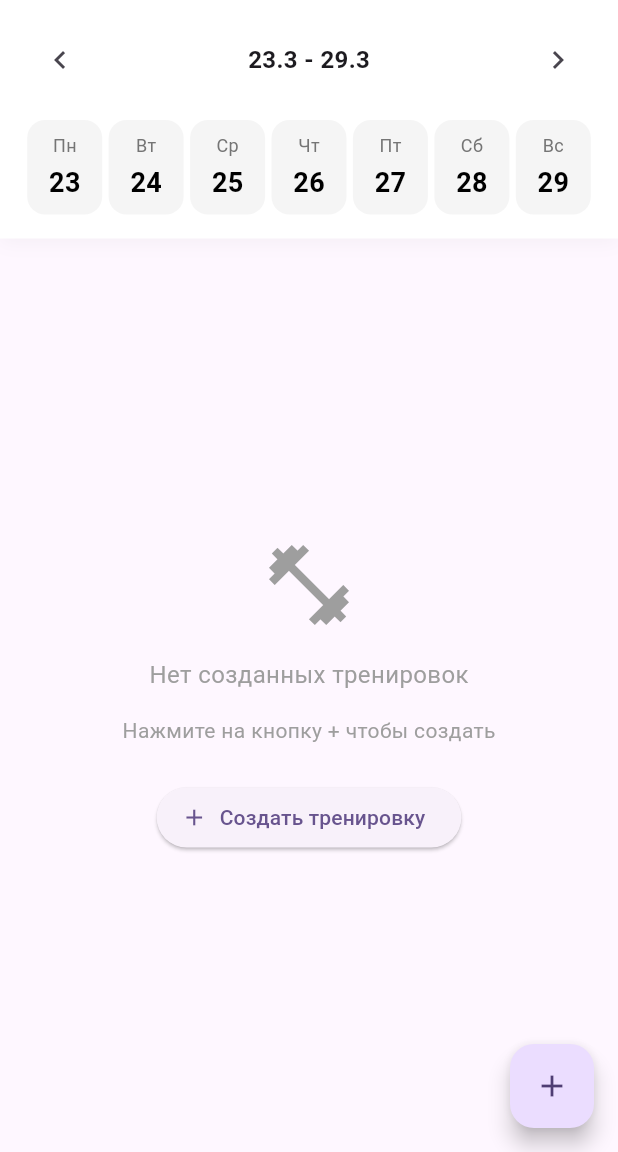
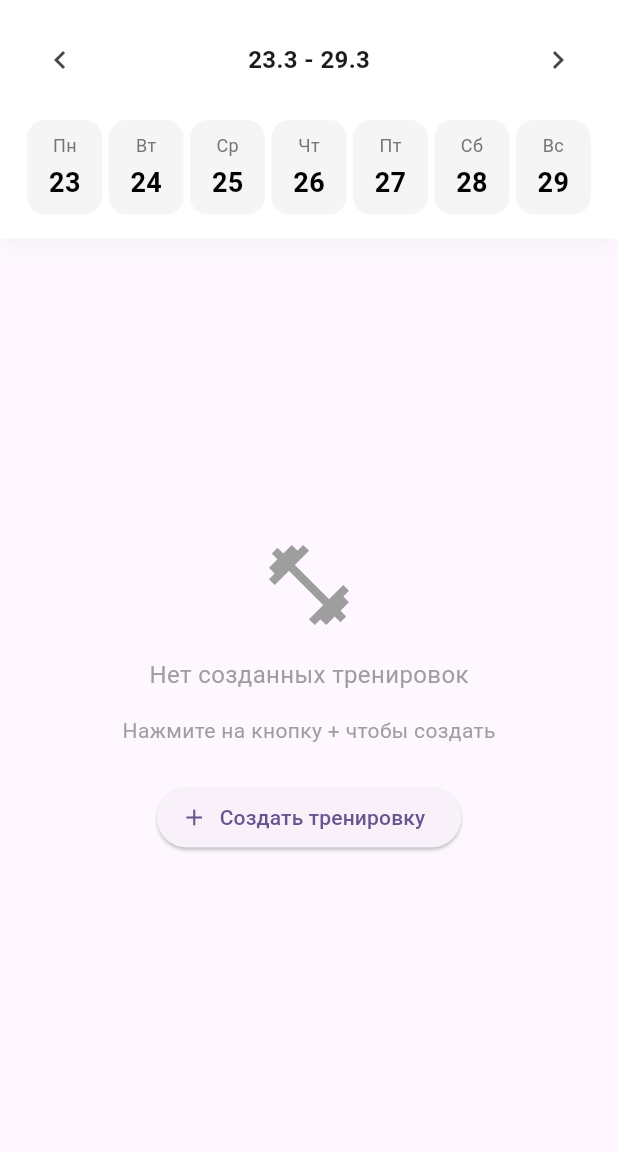
Before and after one commit to gatterD/bodytrack, a Flutter app: the screen it shows after launch, on a phone screen of 412 x 824 dp, the part 84-1236 px from its top. Run offline on Flutter 3.47's test engine with Material 3 defaults, Android fonts, the phone set to English and light mode, and no system bars; our stand-ins replace bloc, equatable, flutter_bloc, shared_preferences.

Commit message:
Теперь на главном экране отображается только одна кнопка добавления:     -По центру отображается кнопка только тогда, когда тренировок ещё нет.     -Кнопка снизу начинает отображаться тольк опосле появления хотя бы одной кнопки, кнопка по центру соотвественно перестает отображаться.

```diff
--- a/lib/app/BodyTrack.dart
+++ b/lib/app/BodyTrack.dart
@@ -42,14 +42,22 @@ class _BodyTrackState extends State<BodyTrack> {
           ),
         ],
       ),
-      floatingActionButton: FloatingActionButton(
-        onPressed: () async {
-          final result = await Navigator.of(context).pushNamed('/new_track');
-          if (result == true) {
-            _loadData();
+      floatingActionButton: BlocBuilder<WorkoutsBloc, WorkoutsState>(
+        builder: (context, state) {
+          if (state is WorkoutsLoaded && state.workouts.isNotEmpty) {
+            return FloatingActionButton(
+              onPressed: () async {
+                final result =
+                    await Navigator.of(context).pushNamed('/new_track');
+                if (result == true) {
+                  _loadData();
+                }
+              },
+              child: const Icon(Icons.add),
+            );
           }
+          return const SizedBox.shrink();
         },
-        child: const Icon(Icons.add),
       ),
     );
   }
```
